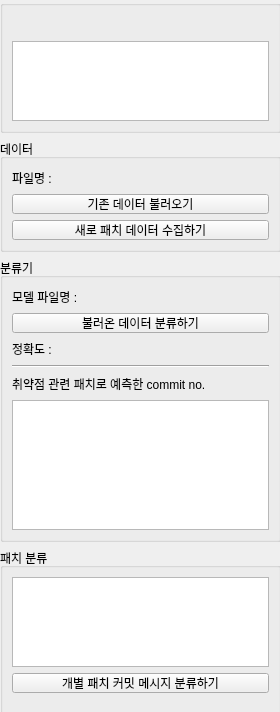
First picture: the form in main.ui, repository EJueon/Patch_Commit_Classification, before the edit.
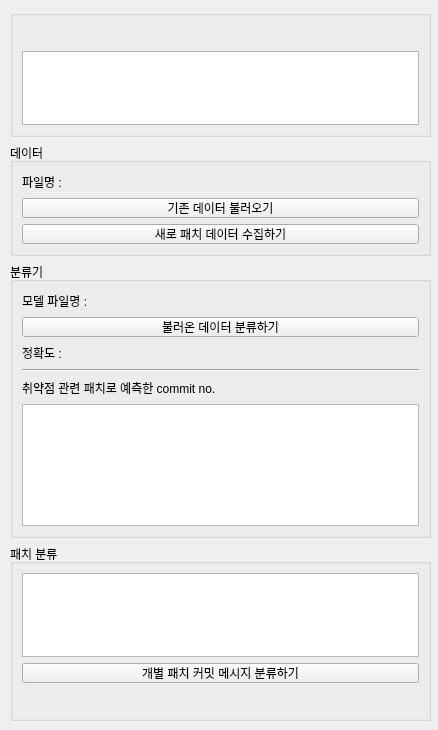
Second picture: the form after the edit.

The edit to the form file:
```diff
--- a/main.ui
+++ b/main.ui
@@ -6,8 +6,8 @@
    <rect>
     <x>0</x>
     <y>0</y>
-    <width>280</width>
-    <height>712</height>
+    <width>438</width>
+    <height>730</height>
    </rect>
   </property>
   <property name="windowTitle">
@@ -16,10 +16,10 @@
   <widget class="QWidget" name="verticalLayoutWidget">
    <property name="geometry">
     <rect>
-     <x>0</x>
-     <y>0</y>
-     <width>281</width>
-     <height>731</height>
+     <x>10</x>
+     <y>10</y>
+     <width>421</width>
+     <height>711</height>
     </rect>
    </property>
    <layout class="QVBoxLayout" name="verticalLayout">
```
